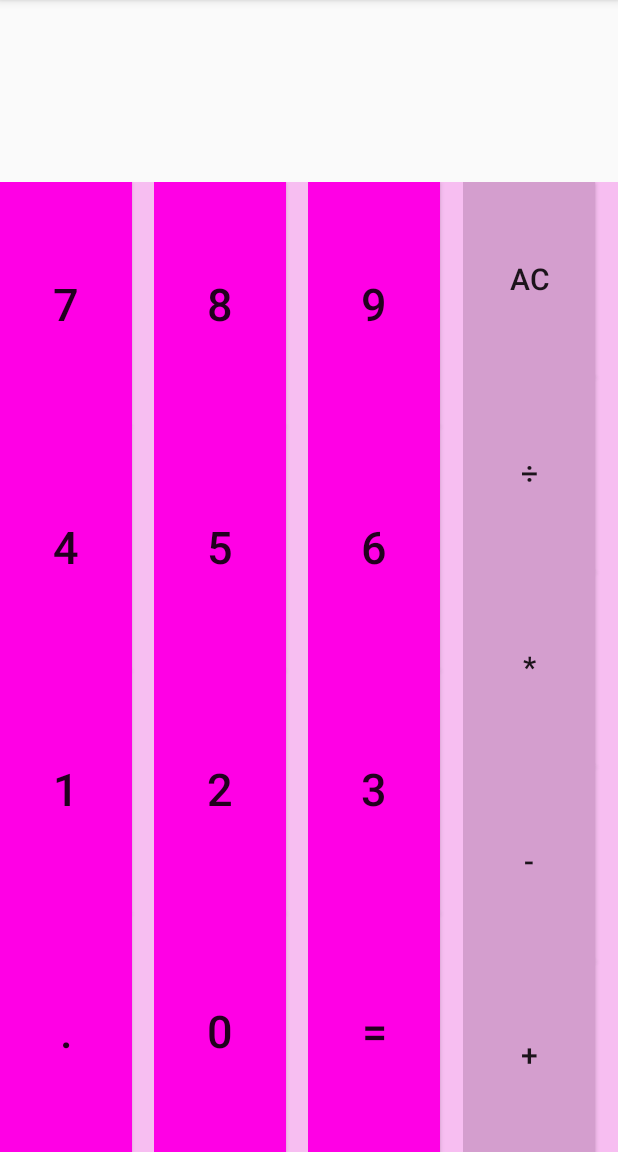
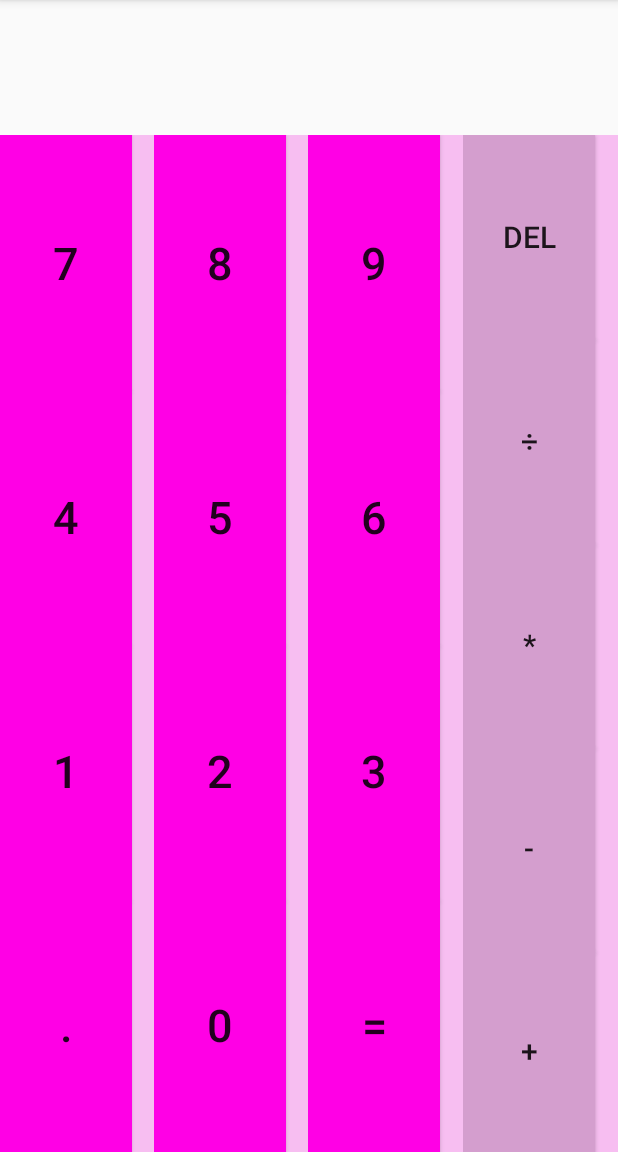
Before and after one commit to Mila2010/Calculator, an Android app: the screen it shows after launch (MainActivity), on a phone screen of 412 x 824 dp, the part 84-1236 px from its top. Run offline under Robolectric (Android 15) with nearby library versions, the phone set to English and light mode, and no system bars.

Commit message:
Created abstruct class TypeConvertor, eluminated textView which showing typed operators

```diff
--- a/app/src/main/res/layout-land/activity_main.xml
+++ b/app/src/main/res/layout-land/activity_main.xml
@@ -11,23 +11,12 @@
         android:layout_height="wrap_content"
         android:orientation="vertical"
         android:weightSum="1">
-        <!--<EditText-->
-        <!--android:id="@+id/inputText"-->
-        <!--android:layout_width="wrap_content"-->
-        <!--android:layout_height="match_parent"-->
-        <!--android:layout_weight="0.50" />-->
-        <TextView
-            android:id="@+id/outputText1"
-            android:layout_width="match_parent"
-            android:layout_height="wrap_content"
-            android:textSize="30dp"
-            />
         <TextView
             android:id="@+id/outputText"
             android:layout_width="match_parent"
             android:layout_height="wrap_content"
             android:layout_weight="0.4"
-            android:textSize="30dp"
+            android:textSize="20dp"
             />
     </LinearLayout>
 
--- a/app/src/main/res/layout/activity_main.xml
+++ b/app/src/main/res/layout/activity_main.xml
@@ -10,24 +10,11 @@
         android:layout_height="wrap_content"
         android:orientation="vertical"
         android:weightSum="1">
-        <!--<EditText-->
-        <!--android:id="@+id/inputText"-->
-        <!--android:layout_width="wrap_content"-->
-        <!--android:layout_height="match_parent"-->
-        <!--android:layout_weight="0.50" />-->
-        <TextView
-            android:id="@+id/outputText1"
-            android:layout_width="match_parent"
-            android:layout_height="wrap_content"
-            android:textSize="30dp"
-            />
         <TextView
             android:id="@+id/outputText"
             android:layout_width="match_parent"
-            android:layout_height="wrap_content"
-            android:layout_weight="0.4"
-            android:textSize="30dp"
-            />
+            android:layout_height="50dp"
+            android:textSize="@dimen/b_text_l"/>
     </LinearLayout>
 
     <LinearLayout
@@ -52,7 +39,7 @@
                 android:layout_width="wrap_content"
                 android:layout_height="match_parent"
                 android:text="7"
-                android:textSize="30dp"
+                android:textSize="@dimen/b_text_l"
                 android:background="#ff00e5"/>
             <Button
                 android:id="@+id/button2"
@@ -60,7 +47,7 @@
                 android:layout_width="wrap_content"
                 android:layout_height="match_parent"
                 android:text="4"
-                android:textSize="30dp"
+                android:textSize="@dimen/b_text_l"
                 android:background="#ff00e5"/>
             <Button
                 android:id="@+id/button3"
@@ -68,7 +55,7 @@
                 android:layout_width="wrap_content"
                 android:layout_height="match_parent"
                 android:text="1"
-                android:textSize="30dp"
+                android:textSize="@dimen/b_text_l"
                 android:background="#ff00e5"/>
             <Button
                 android:id="@+id/button4"
@@ -76,7 +63,7 @@
                 android:layout_width="wrap_content"
                 android:layout_height="match_parent"
                 android:text="."
-                android:textSize="30dp"
+                android:textSize="@dimen/b_text_l"
                 android:background="#ff00e5"/>
 
         </LinearLayout>
@@ -94,7 +81,7 @@
                 android:layout_width="wrap_content"
                 android:layout_height="match_parent"
                 android:text="8"
-                android:textSize="30dp"
+                android:textSize="@dimen/b_text_l"
                 android:background="#ff00e5"/>
             <Button
                 android:id="@+id/button22"
@@ -102,7 +89,7 @@
                 android:layout_width="wrap_content"
                 android:layout_height="match_parent"
                 android:text="5"
-                android:textSize="30dp"
+                android:textSize="@dimen/b_text_l"
                 android:background="#ff00e5"/>
             <Button
                 android:id="@+id/button23"
@@ -110,7 +97,7 @@
                 android:layout_width="wrap_content"
                 android:layout_height="match_parent"
                 android:text="2"
-                android:textSize="30dp"
+                android:textSize="@dimen/b_text_l"
                 android:background="#ff00e5"/>
             <Button
                 android:id="@+id/button24"
@@ -118,7 +105,7 @@
                 android:layout_width="wrap_content"
                 android:layout_height="match_parent"
                 android:text="0"
-                android:textSize="30dp"
+                android:textSize="@dimen/b_text_l"
                 android:background="#ff00e5"/>
 
         </LinearLayout>
@@ -135,7 +122,7 @@
                 android:layout_width="wrap_content"
                 android:layout_height="match_parent"
                 android:text="9"
-                android:textSize="30dp"
+                android:textSize="@dimen/b_text_l"
                 android:background="#ff00e5"/>
             <Button
                 android:id="@+id/button32"
@@ -143,7 +130,7 @@
                 android:layout_width="wrap_content"
                 android:layout_height="match_parent"
                 android:text="6"
-                android:textSize="30dp"
+                android:textSize="@dimen/b_text_l"
                 android:background="#ff00e5"/>
             <Button
                 android:id="@+id/button33"
@@ -151,7 +138,7 @@
                 android:layout_width="wrap_content"
                 android:layout_height="match_parent"
                 android:text="3"
-                android:textSize="30dp"
+                android:textSize="@dimen/b_text_l"
                 android:background="#ff00e5"/>
             <Button
                 android:id="@+id/button34"
@@ -159,7 +146,7 @@
                 android:layout_width="wrap_content"
                 android:layout_height="match_parent"
                 android:text="="
-                android:textSize="30dp"
+                android:textSize="@dimen/b_text_l"
                 android:background="#ff00e5"/>
         </LinearLayout>
         <LinearLayout
@@ -175,8 +162,8 @@
                 android:layout_weight="1"
                 android:layout_width="wrap_content"
                 android:layout_height="match_parent"
-                android:text="AC"
-                android:textSize="20dp"
+                android:text="DEL"
+                android:textSize="@dimen/b_text_s"
                 android:background="#d49ece"/>
             <Button
                 android:id="@+id/button42"
@@ -184,7 +171,7 @@
                 android:layout_width="wrap_content"
                 android:layout_height="match_parent"
                 android:text="÷"
-                android:textSize="20dp"
+                android:textSize="@dimen/b_text_s"
                 android:background="#d49ece"/>
             <Button
                 android:id="@+id/button43"
@@ -192,7 +179,7 @@
                 android:layout_width="wrap_content"
                 android:layout_height="match_parent"
                 android:text="*"
-                android:textSize="20dp"
+                android:textSize="@dimen/b_text_s"
                 android:background="#d49ece"/>
             <Button
                 android:id="@+id/button44"
@@ -200,7 +187,7 @@
                 android:layout_width="wrap_content"
                 android:layout_height="match_parent"
                 android:text="-"
-                android:textSize="20dp"
+                android:textSize="@dimen/b_text_s"
                 android:background="#d49ece"/>
             <Button
                 android:id="@+id/button45"
@@ -208,7 +195,7 @@
                 android:layout_width="wrap_content"
                 android:layout_height="match_parent"
                 android:text="+"
-                android:textSize="20dp"
+                android:textSize="@dimen/b_text_s"
                 android:background="#d49ece"/>
         </LinearLayout>
 
--- a/app/src/main/res/values/dimens.xml
+++ b/app/src/main/res/values/dimens.xml
@@ -2,4 +2,7 @@
     <!-- Default screen margins, per the Android Design guidelines. -->
     <dimen name="activity_horizontal_margin">16dp</dimen>
     <dimen name="activity_vertical_margin">16dp</dimen>
+    <dimen name="b_text_l">30dp</dimen>
+    <dimen name="b_text_s">20dp</dimen>
+    <dimen name="b_text_r">40dp</dimen>
 </resources>
--- a/app/src/main/res/values/strings.xml
+++ b/app/src/main/res/values/strings.xml
@@ -4,4 +4,6 @@
 
     <!-- TODO: Remove or change this placeholder text -->
     <string name="hello_blank_fragment">Hello blank fragment</string>
+
+
 </resources>
```
Also changed, not shown: app/src/main/java/com/example/calculator/PortraitFragment.java (+35 -143 lines), app/src/main/java/com/example/calculator/TypeConvertor.java (added, +75 -0 lines).
